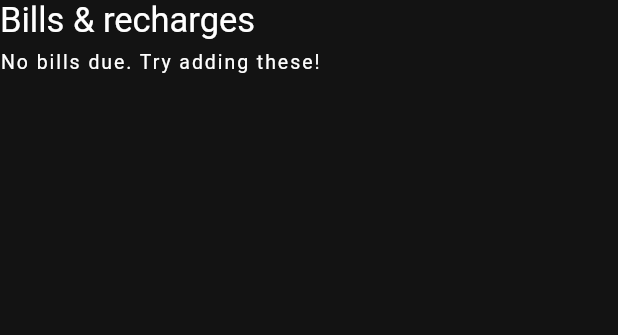
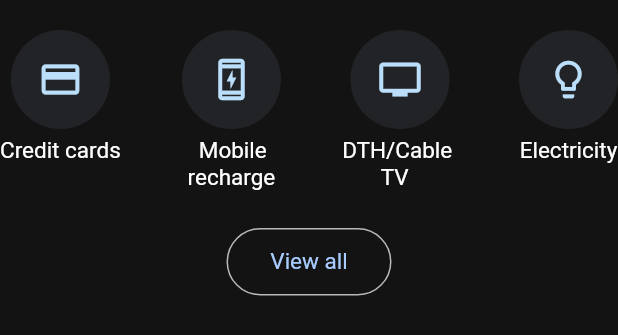
Before and after one commit to sanuanfan/GooglePay-Clone, a Flutter app: the Bills_and_Recharges widget shown alone on an empty page, opened directly, on a phone screen of 412 x 824 dp. Shown: the top 335 px of the screen. Run offline on Flutter 3.47's test engine with Material 2 defaults, Android fonts, the light colour scheme and no system bars; our stand-ins replace dotted_border.

Commit message:
added new widgets

```diff
--- a/Gpay Clone/lib/widgets/bills_and_recharges.dart
+++ b/Gpay Clone/lib/widgets/bills_and_recharges.dart
@@ -1,6 +1,7 @@
 import 'package:flutter/material.dart';
 import 'package:flutter/src/widgets/framework.dart';
 import 'package:flutter/src/widgets/placeholder.dart';
+import 'package:gpay_clone/colors.dart';
 
 class Bills_and_Recharges extends StatelessWidget {
   const Bills_and_Recharges({super.key});
@@ -8,29 +9,138 @@ class Bills_and_Recharges extends StatelessWidget {
   @override
   Widget build(BuildContext context) {
     return Container(
+      height: 200,
       child: SingleChildScrollView(
         child: Column(
           crossAxisAlignment: CrossAxisAlignment.start,
           children: [
-            Text(
-              "Bills & recharges",
-              style: TextStyle(
-                  color: Colors.white,
-                  fontSize: 23,
-                  fontWeight: FontWeight.w400),
-            ),
-            SizedBox(
-              height: 7,
-            ),
-            Text("No bills due. Try adding these!",
-                style: TextStyle(
-                    color: Colors.white,
-                    fontSize: 13,
-                    fontWeight: FontWeight.w400,
-                    letterSpacing: 1.3)),
             SizedBox(
               height: 20,
             ),
+            Row(
+              mainAxisAlignment: MainAxisAlignment.spaceBetween,
+              crossAxisAlignment: CrossAxisAlignment.start,
+              children: [
+                InkWell(
+                  onTap: () {},
+                  child: Column(
+                    children: [
+                      CircleAvatar(
+                        backgroundColor: secondaryColor,
+                        child: Icon(
+                          Icons.credit_card,
+                          size: 30,
+                        ),
+                        radius: 33,
+                      ),
+                      SizedBox(
+                        height: 5,
+                      ),
+                      Text(
+                        "Credit cards",
+                        style: TextStyle(fontSize: 15, color: Colors.white),
+                      )
+                    ],
+                  ),
+                ),
+                InkWell(
+                  onTap: () {},
+                  child: Column(
+                    children: [
+                      CircleAvatar(
+                        backgroundColor: secondaryColor,
+                        child: Icon(
+                          Icons.charging_station_outlined,
+                          size: 30,
+                        ),
+                        radius: 33,
+                      ),
+                      SizedBox(
+                        height: 5,
+                      ),
+                      Text(
+                        "  Mobile\nrecharge",
+                        style: TextStyle(
+                          fontSize: 15,
+                          color: Colors.white,
+                        ),
+                      )
+                    ],
+                  ),
+                ),
+                InkWell(
+                  onTap: () {},
+                  child: Column(
+                    children: [
+                      CircleAvatar(
+                        backgroundColor: secondaryColor,
+                        child: Icon(
+                          Icons.tv,
+                          size: 30,
+                        ),
+                        radius: 33,
+                      ),
+                      SizedBox(
+                        height: 5,
+                      ),
+                      Text(
+                        "DTH/Cable \n       TV",
+                        style: TextStyle(fontSize: 15, color: Colors.white),
+                      )
+                    ],
+                  ),
+                ),
+                InkWell(
+                  onTap: () {},
+                  child: Column(
+                    children: [
+                      CircleAvatar(
+                        backgroundColor: secondaryColor,
+                        child: Icon(
+                          Icons.lightbulb_outline_rounded,
+                          size: 30,
+                        ),
+                        radius: 33,
+                      ),
+                      SizedBox(
+                        height: 5,
+                      ),
+                      Text(
+                        "Electricity",
+                        style: TextStyle(fontSize: 15, color: Colors.white),
+                      )
+                    ],
+                  ),
+                ),
+              ],
+            ),
+            SizedBox(
+              height: 15,
+            ),
+            Center(
+              child: InkWell(
+                child: Padding(
+                  padding: const EdgeInsets.only(top: 10),
+                  child: Container(
+                    width: 110,
+                    height: 45,
+                    decoration: BoxDecoration(
+                      borderRadius: BorderRadius.circular(30),
+                      border: Border.all(color: Colors.white.withOpacity(0.7)),
+                    ),
+                    child: Center(
+                      child: Text(
+                        "View all",
+                        style: TextStyle(
+                            color: iconcolor,
+                            fontSize: 15,
+                            fontWeight: FontWeight.w400),
+                      ),
+                    ),
+                  ),
+                ),
+              ),
+            )
           ],
         ),
       ),
```
Also changed, not shown: Gpay Clone/lib/screens/home_screen.dart (+48 -1 lines), Gpay Clone/lib/widgets/offers_and_rewards.dart (added, +41 -0 lines), Gpay Clone/assets/images/offers.png (added), Gpay Clone/assets/images/reward.png (added).
